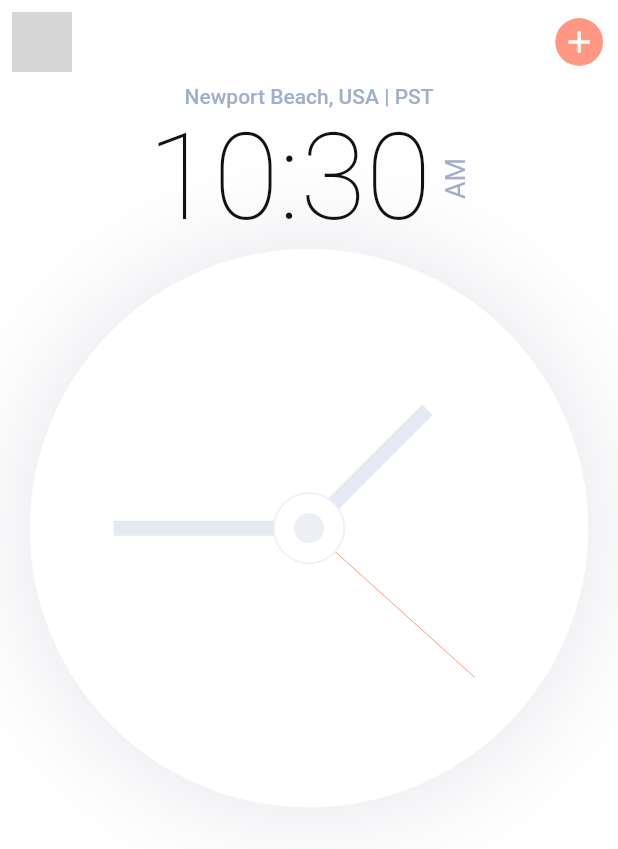
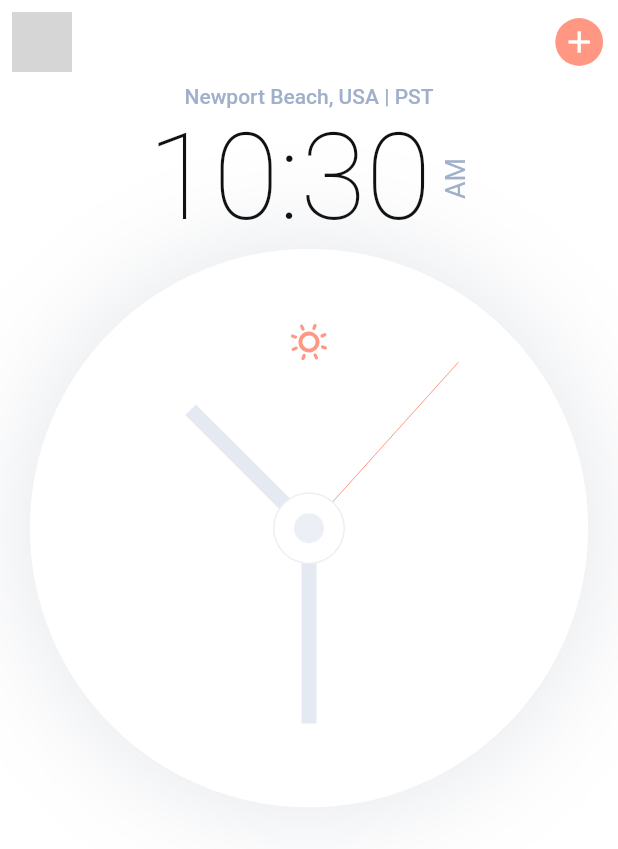
Before and after one commit to ShiryaevNikolay/Analog_clock__and_alarm_flutter, a Flutter app: the screen it shows after launch, on a phone screen of 412 x 824 dp. Shown: the top 849 px of the screen. Run offline on Flutter 3.47's test engine with Material 2 defaults, Android fonts, the phone set to English and light mode, and no system bars; our stand-ins replace flutter_svg, google_fonts; grey boxes are pictures that could not be loaded.

Commit message:
Исправляет аналоговые часы и добавляет иконку, которая показывает светлую тему

```diff
--- a/lib/screens/components/clock.dart
+++ b/lib/screens/components/clock.dart
@@ -1,9 +1,11 @@
 import 'dart:async';
+import 'dart:math';
 
 import 'package:analog_clock_and_alarm/constants.dart';
 import 'package:analog_clock_and_alarm/screens/components/clock_painter.dart';
 import 'package:analog_clock_and_alarm/size_config.dart';
 import 'package:flutter/material.dart';
+import 'package:flutter_svg/svg.dart';
 
 class Clock extends StatefulWidget {
   @override
@@ -25,7 +27,9 @@ class _ClockState extends State<Clock> {
 
   @override
   Widget build(BuildContext context) {
-    return Padding(
+    return Stack(
+      children: [
+        Padding(
           padding:
               EdgeInsets.symmetric(horizontal: getProportionateScreenWidth(20)),
           child: AspectRatio(
@@ -40,11 +44,26 @@ class _ClockState extends State<Clock> {
                         color: kShadowColor.withOpacity(0.14),
                         blurRadius: 64)
                   ]),
+              child: Transform.rotate(
+                angle: -pi / 2,
                 child: CustomPaint(
                   painter: ClockPainer(context, _dateTime),
                 ),
               ),
             ),
+          ),
+        ),
+        Positioned(
+            top: 50,
+            left: 0,
+            right: 0,
+            child: SvgPicture.asset(
+              "assets/icons/ic_sun.svg",
+              height: 24,
+              width: 24,
+              color: Theme.of(context).primaryColor,
+            ))
+      ],
     );
   }
 }
```
Lines whose indentation alone changed are shown as unchanged.
